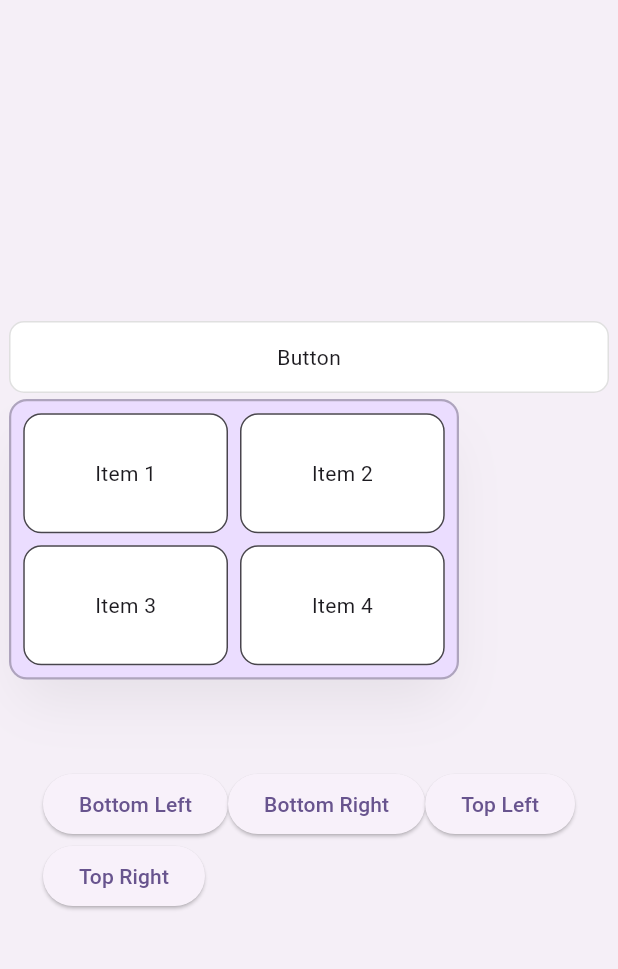
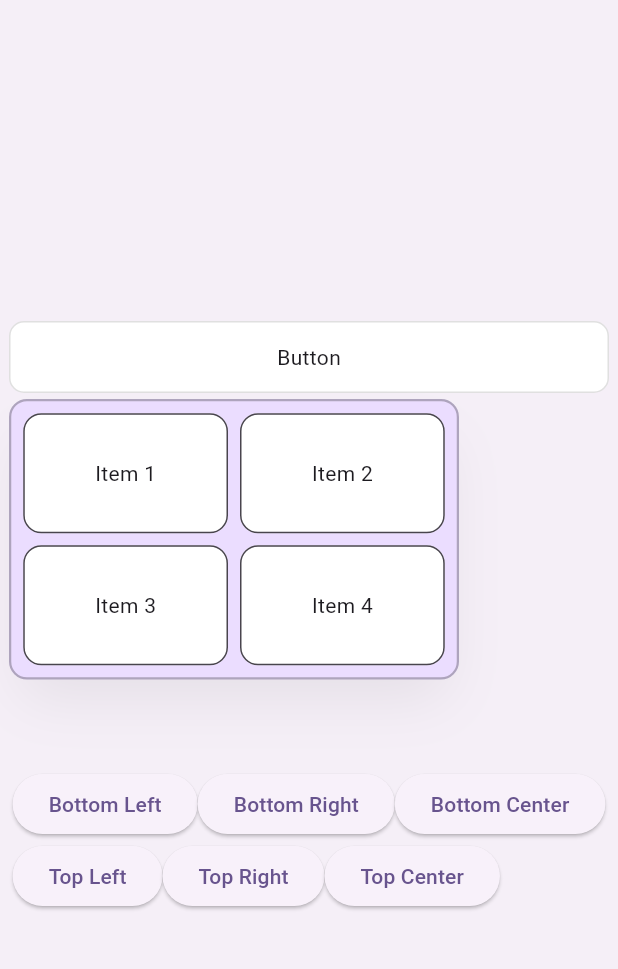
Before and after one commit to Snapp-X/flex_dropdown, a Flutter app: the screen it shows after launch, after a tap on "Button", on a phone screen of 412 x 824 dp, the part 84-1053 px from its top. Run offline on Flutter 3.47's test engine with Material 3 defaults, Android fonts, the phone set to English and light mode, and no system bars.

Commit message:
feat: add new MenuPosition

```diff
--- a/example/lib/main.dart
+++ b/example/lib/main.dart
@@ -32,7 +32,7 @@ class MyHomePage extends StatefulWidget {
 
 class _MyHomePageState extends State<MyHomePage> {
   final OverlayPortalController _controller = OverlayPortalController();
-  MenuPosition position = MenuPosition.bottomLeft;
+  MenuPosition position = MenuPosition.bottomStart;
 
   @override
   Widget build(BuildContext context) {
@@ -77,31 +77,51 @@ class _MyHomePageState extends State<MyHomePage> {
               ElevatedButton(
                 onPressed: () {
                   setState(() {
-                      position = MenuPosition.bottomLeft;
+                    position = MenuPosition.bottomStart;
                   });
                 },
-                  child: const Text("Bottom Left")),
+                child: const Text("Bottom Left"),
+              ),
               ElevatedButton(
                 onPressed: () {
                   setState(() {
-                      position = MenuPosition.bottomRight;
+                    position = MenuPosition.bottomEnd;
                   });
                 },
-                  child: const Text("Bottom Right")),
+                child: const Text("Bottom Right"),
+              ),
               ElevatedButton(
                 onPressed: () {
                   setState(() {
-                      position = MenuPosition.topLeft;
+                    position = MenuPosition.bottomCenter;
                   });
                 },
-                  child: const Text("Top Left")),
+                child: const Text("Bottom Center"),
+              ),
               ElevatedButton(
                 onPressed: () {
                   setState(() {
-                      position = MenuPosition.topRight;
+                    position = MenuPosition.topStart;
                   });
                 },
-                  child: const Text("Top Right")),
+                child: const Text("Top Left"),
+              ),
+              ElevatedButton(
+                onPressed: () {
+                  setState(() {
+                    position = MenuPosition.topEnd;
+                  });
+                },
+                child: const Text("Top Right"),
+              ),
+              ElevatedButton(
+                onPressed: () {
+                  setState(() {
+                    position = MenuPosition.topCenter;
+                  });
+                },
+                child: const Text("Top Center"),
+              ),
             ],
           )
         ],
--- a/lib/src/widget/raw.dart
+++ b/lib/src/widget/raw.dart
@@ -12,10 +12,12 @@ typedef MenuBuilder = Widget Function(
 
 //* PRECISE LOCATION OF THE DROPDOWN
 enum MenuPosition {
-  topLeft,
-  topRight,
-  bottomLeft,
-  bottomRight,
+  topStart,
+  topEnd,
+  topCenter,
+  bottomStart,
+  bottomEnd,
+  bottomCenter,
 }
 
 class RawFlexDropDown extends StatefulWidget {
@@ -24,7 +26,7 @@ class RawFlexDropDown extends StatefulWidget {
     required this.controller,
     required this.buttonBuilder,
     required this.menuBuilder,
-    this.menuPosition = MenuPosition.bottomLeft,
+    this.menuPosition = MenuPosition.bottomStart,
   });
 
   final OverlayPortalController controller;
@@ -53,24 +55,30 @@ class _RawFlexDropDownState extends State<RawFlexDropDown> {
           return CompositedTransformFollower(
             link: _link,
             targetAnchor: switch (widget.menuPosition) {
-              MenuPosition.bottomRight => Alignment.bottomRight,
-              MenuPosition.bottomLeft => Alignment.bottomLeft,
-              MenuPosition.topLeft => Alignment.topLeft,
-              MenuPosition.topRight => Alignment.topRight,
+              MenuPosition.bottomEnd => Alignment.bottomRight,
+              MenuPosition.bottomStart => Alignment.bottomLeft,
+              MenuPosition.bottomCenter => Alignment.bottomCenter,
+              MenuPosition.topStart => Alignment.topLeft,
+              MenuPosition.topEnd => Alignment.topRight,
+              MenuPosition.topCenter => Alignment.topCenter,
             },
             followerAnchor: switch (widget.menuPosition) {
-              MenuPosition.bottomRight => Alignment.topRight,
-              MenuPosition.bottomLeft => Alignment.topLeft,
-              MenuPosition.topLeft => Alignment.bottomLeft,
-              MenuPosition.topRight => Alignment.bottomRight,
+              MenuPosition.bottomEnd => Alignment.topRight,
+              MenuPosition.bottomStart => Alignment.topLeft,
+              MenuPosition.bottomCenter => Alignment.topCenter,
+              MenuPosition.topStart => Alignment.bottomLeft,
+              MenuPosition.topEnd => Alignment.bottomRight,
+              MenuPosition.topCenter => Alignment.bottomCenter,
             },
             showWhenUnlinked: false,
             child: Align(
               alignment: switch (widget.menuPosition) {
-                MenuPosition.bottomRight => AlignmentDirectional.topEnd,
-                MenuPosition.bottomLeft => AlignmentDirectional.topStart,
-                MenuPosition.topLeft => AlignmentDirectional.bottomStart,
-                MenuPosition.topRight => AlignmentDirectional.bottomEnd,
+                MenuPosition.bottomEnd => AlignmentDirectional.topEnd,
+                MenuPosition.bottomStart => AlignmentDirectional.topStart,
+                MenuPosition.bottomCenter => AlignmentDirectional.topCenter,
+                MenuPosition.topStart => AlignmentDirectional.bottomStart,
+                MenuPosition.topEnd => AlignmentDirectional.bottomEnd,
+                MenuPosition.topCenter => AlignmentDirectional.bottomCenter,
               },
               child: widget.menuBuilder(context, _buttonWidth),
             ),
```
Lines whose indentation alone changed are shown as unchanged.
